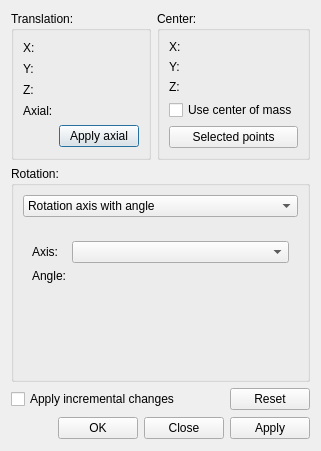
Qt form src/Gui/Placement.ui (berndhahnebach/All_FreeCAD) before a commit.
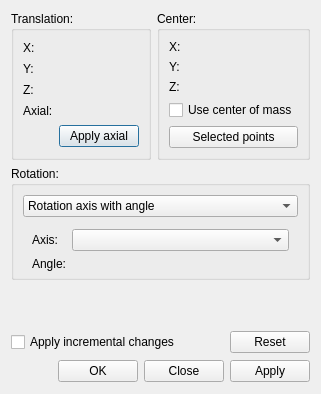
The same form after that commit. Custom widgets are drawn as their Qt base class.

Commit message: Gui: [skip ci] reduce height of Placement dialog

The edit to the form file:
```diff
--- a/src/Gui/Placement.ui
+++ b/src/Gui/Placement.ui
@@ -7,7 +7,7 @@
     <x>0</x>
     <y>0</y>
     <width>277</width>
-    <height>451</height>
+    <height>394</height>
    </rect>
   </property>
   <property name="sizePolicy">
@@ -405,19 +405,6 @@
         <widget class="QWidget" name="page_2"/>
        </widget>
       </item>
-      <item row="2" column="0">
-       <spacer>
-        <property name="orientation">
-         <enum>Qt::Vertical</enum>
-        </property>
-        <property name="sizeHint" stdset="0">
-         <size>
-          <width>20</width>
-          <height>41</height>
-         </size>
-        </property>
-       </spacer>
-      </item>
       <item row="0" column="0">
        <widget class="QComboBox" name="rotationInput">
         <item>
@@ -436,6 +423,19 @@
     </widget>
    </item>
    <item row="2" column="0" colspan="2">
+    <spacer name="vSpacer">
+     <property name="orientation">
+      <enum>Qt::Vertical</enum>
+     </property>
+     <property name="sizeHint" stdset="0">
+      <size>
+       <width>20</width>
+       <height>41</height>
+      </size>
+     </property>
+    </spacer>
+   </item>
+   <item row="3" column="0" colspan="2">
     <layout class="QHBoxLayout" name="horizontalLayout">
      <item>
       <widget class="QCheckBox" name="applyIncrementalPlacement">
@@ -472,10 +472,10 @@
      </item>
     </layout>
    </item>
-   <item row="3" column="0" colspan="2">
-    <layout class="QHBoxLayout" name="horizontalLayout_2">
+   <item row="4" column="0" colspan="2">
+    <layout class="QHBoxLayout" name="buttonBoxLayout">
      <item>
-      <spacer>
+      <spacer name="buttonBoxSpacer">
        <property name="orientation">
         <enum>Qt::Horizontal</enum>
        </property>
```
Left out of the diff: 2 changed lines with no effect on the pictures. The commit also changes 1 other file.
